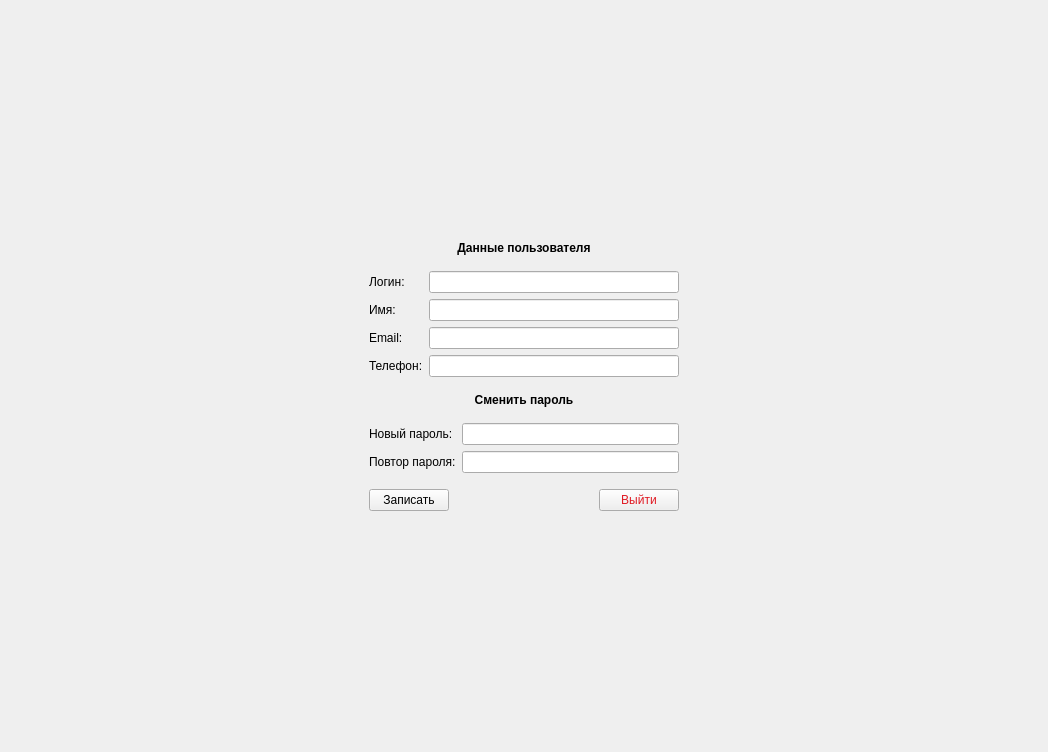
First picture: the form in Shark_UI/screen_user_profile.ui, repository YanBatytskiy/Shark_3_0_Qt, before the edit.
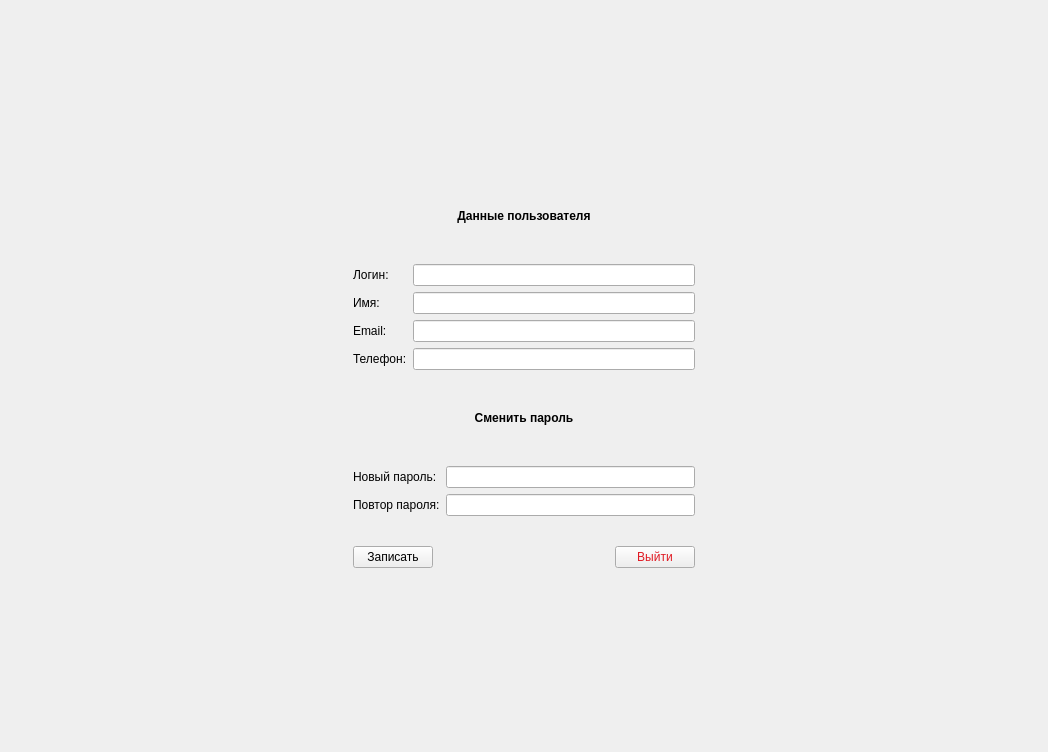
Second picture: the form after the edit.

```diff
--- a/Shark_UI/screen_user_profile.ui
+++ b/Shark_UI/screen_user_profile.ui
@@ -13,35 +13,15 @@
   <property name="windowTitle">
    <string>Form</string>
   </property>
-  <layout class="QGridLayout" name="gridLayout">
-   <item row="0" column="1">
-    <spacer name="verticalSpacer">
-     <property name="orientation">
-      <enum>Qt::Orientation::Vertical</enum>
-     </property>
-     <property name="sizeHint" stdset="0">
-      <size>
-       <width>20</width>
-       <height>172</height>
-      </size>
-     </property>
-    </spacer>
-   </item>
-   <item row="1" column="0">
-    <spacer name="horizontalSpacer_4">
-     <property name="orientation">
-      <enum>Qt::Orientation::Horizontal</enum>
-     </property>
-     <property name="sizeHint" stdset="0">
-      <size>
-       <width>335</width>
-       <height>20</height>
-      </size>
-     </property>
-    </spacer>
-   </item>
-   <item row="1" column="1" colspan="2">
     <widget class="QWidget" name="widget" native="true">
+   <property name="geometry">
+    <rect>
+     <x>353</x>
+     <y>184</y>
+     <width>342</width>
+     <height>384</height>
+    </rect>
+   </property>
      <layout class="QVBoxLayout" name="verticalLayout">
       <item>
        <widget class="QLabel" name="changePasswordLabel_2">
@@ -316,40 +296,6 @@
       </item>
      </layout>
     </widget>
-   </item>
-   <item row="1" column="3">
-    <spacer name="horizontalSpacer_2">
-     <property name="orientation">
-      <enum>Qt::Orientation::Horizontal</enum>
-     </property>
-     <property name="sizeType">
-      <enum>QSizePolicy::Policy::Expanding</enum>
-     </property>
-     <property name="sizeHint" stdset="0">
-      <size>
-       <width>335</width>
-       <height>20</height>
-      </size>
-     </property>
-    </spacer>
-   </item>
-   <item row="2" column="2">
-    <spacer name="verticalSpacer_4">
-     <property name="orientation">
-      <enum>Qt::Orientation::Vertical</enum>
-     </property>
-     <property name="sizeType">
-      <enum>QSizePolicy::Policy::Expanding</enum>
-     </property>
-     <property name="sizeHint" stdset="0">
-      <size>
-       <width>20</width>
-       <height>172</height>
-      </size>
-     </property>
-    </spacer>
-   </item>
-  </layout>
  </widget>
  <resources/>
  <connections/>
```
Lines whose indentation alone changed are shown as unchanged.
